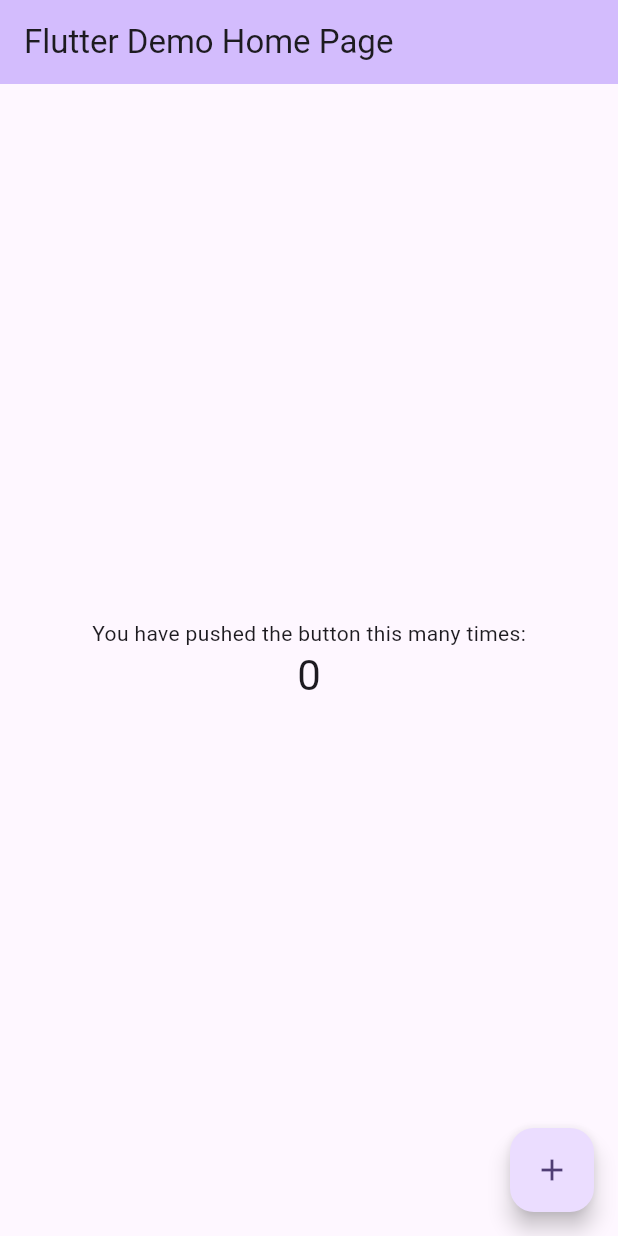
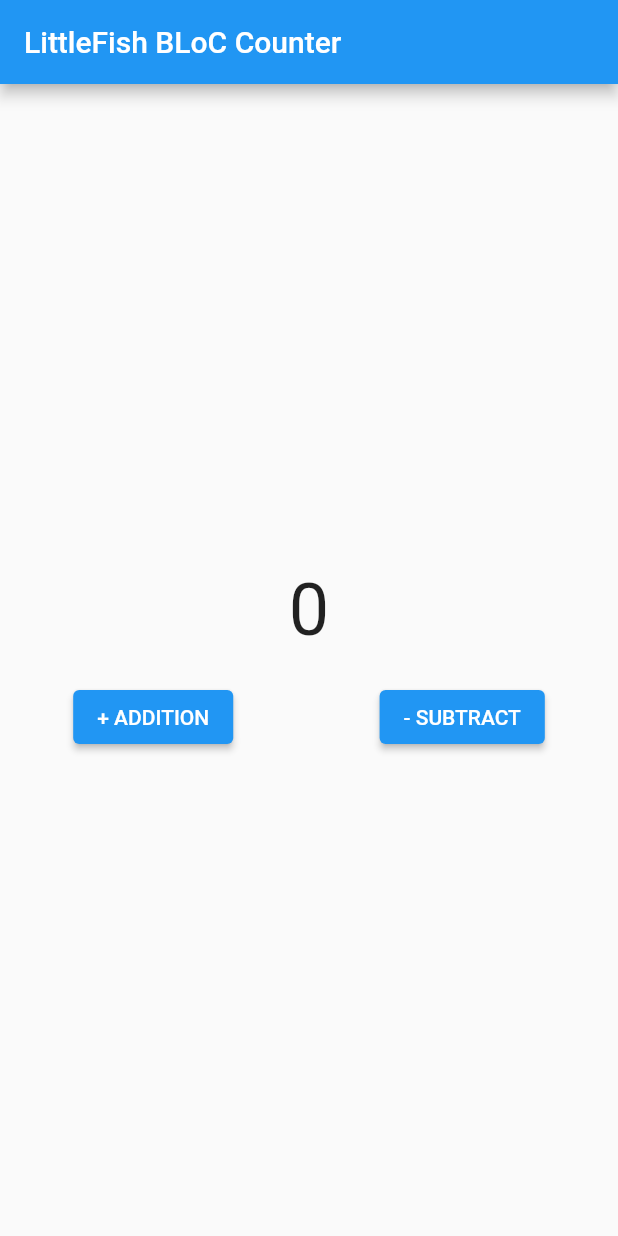
Before and after one commit to Ramothole/flutter_bloc_counter, a Flutter app: the screen it shows after launch, on a phone screen of 412 x 824 dp. Run offline on Flutter 3.47's test engine with Material 2 defaults, Android fonts, the phone set to English and light mode, and no system bars; our stand-ins replace equatable, flutter_bloc.

Commit message:
task: implemented bloc provider counters and added action buttons

```diff
--- a/lib/Question1/bloc/counter_bloc.dart
+++ b/lib/Question1/bloc/counter_bloc.dart
@@ -0,0 +1,19 @@
+import 'package:equatable/equatable.dart';
+import 'package:flutter_bloc/flutter_bloc.dart';
+
+class CounterState extends Equatable {
+  final int count;
+
+  const CounterState({required this.count});
+
+  @override
+  List<Object?> get props => [count];
+}
+
+class CounterBloc extends Cubit<CounterState> {
+  CounterBloc() : super(const CounterState(count: 0));
+
+  void increment() => emit(CounterState(count: state.count + 1));
+
+  void decrement() => emit(CounterState(count: state.count - 1));
+}
--- a/lib/main.dart
+++ b/lib/main.dart
@@ -1,125 +1,67 @@
+import 'package:CounterApp/Question1/bloc/counter_bloc.dart';
 import 'package:flutter/material.dart';
+import 'package:flutter_bloc/flutter_bloc.dart';
 
 void main() {
-  runApp(const MyApp());
+  runApp(const MyCounterApp());
 }
 
-class MyApp extends StatelessWidget {
-  const MyApp({super.key});
+class MyCounterApp extends StatelessWidget {
+  const MyCounterApp({super.key});
 
-  // This widget is the root of your application.
   @override
   Widget build(BuildContext context) {
     return MaterialApp(
-      title: 'Flutter Demo',
-      theme: ThemeData(
-        // This is the theme of your application.
-        //
-        // TRY THIS: Try running your application with "flutter run". You'll see
-        // the application has a blue toolbar. Then, without quitting the app,
-        // try changing the seedColor in the colorScheme below to Colors.green
-        // and then invoke "hot reload" (save your changes or press the "hot
-        // reload" button in a Flutter-supported IDE, or press "r" if you used
-        // the command line to start the app).
-        //
-        // Notice that the counter didn't reset back to zero; the application
-        // state is not lost during the reload. To reset the state, use hot
-        // restart instead.
-        //
-        // This works for code too, not just values: Most code changes can be
-        // tested with just a hot reload.
-        colorScheme: ColorScheme.fromSeed(seedColor: Colors.deepPurple),
-        useMaterial3: true,
+      home: BlocProvider(
+        create: (_) => CounterBloc(),
+        child: const CounterScreen(),
       ),
-      home: const MyHomePage(title: 'Flutter Demo Home Page'),
     );
   }
 }
 
-class MyHomePage extends StatefulWidget {
-  const MyHomePage({super.key, required this.title});
-
-  // This widget is the home page of your application. It is stateful, meaning
-  // that it has a State object (defined below) that contains fields that affect
-  // how it looks.
-
-  // This class is the configuration for the state. It holds the values (in this
-  // case the title) provided by the parent (in this case the App widget) and
-  // used by the build method of the State. Fields in a Widget subclass are
-  // always marked "final".
-
-  final String title;
-
-  @override
-  State<MyHomePage> createState() => _MyHomePageState();
-}
-
-class _MyHomePageState extends State<MyHomePage> {
-  int _counter = 0;
-
-  void _incrementCounter() {
-    setState(() {
-      // This call to setState tells the Flutter framework that something has
-      // changed in this State, which causes it to rerun the build method below
-      // so that the display can reflect the updated values. If we changed
-      // _counter without calling setState(), then the build method would not be
-      // called again, and so nothing would appear to happen.
-      _counter++;
-    });
-  }
+class CounterScreen extends StatelessWidget {
+  const CounterScreen({super.key});
 
   @override
   Widget build(BuildContext context) {
-    // This method is rerun every time setState is called, for instance as done
-    // by the _incrementCounter method above.
-    //
-    // The Flutter framework has been optimized to make rerunning build methods
-    // fast, so that you can just rebuild anything that needs updating rather
-    // than having to individually change instances of widgets.
     return Scaffold(
       appBar: AppBar(
-        // TRY THIS: Try changing the color here to a specific color (to
-        // Colors.amber, perhaps?) and trigger a hot reload to see the AppBar
-        // change color while the other colors stay the same.
-        backgroundColor: Theme.of(context).colorScheme.inversePrimary,
-        // Here we take the value from the MyHomePage object that was created by
-        // the App.build method, and use it to set our appbar title.
-        title: Text(widget.title),
+        title: const Text('LittleFish BLoC Counter'),
       ),
       body: Center(
-        // Center is a layout widget. It takes a single child and positions it
-        // in the middle of the parent.
         child: Column(
-          // Column is also a layout widget. It takes a list of children and
-          // arranges them vertically. By default, it sizes itself to fit its
-          // children horizontally, and tries to be as tall as its parent.
-          //
-          // Column has various properties to control how it sizes itself and
-          // how it positions its children. Here we use mainAxisAlignment to
-          // center the children vertically; the main axis here is the vertical
-          // axis because Columns are vertical (the cross axis would be
-          // horizontal).
-          //
-          // TRY THIS: Invoke "debug painting" (choose the "Toggle Debug Paint"
-          // action in the IDE, or press "p" in the console), to see the
-          // wireframe for each widget.
           mainAxisAlignment: MainAxisAlignment.center,
-          children: <Widget>[
-            const Text(
-              'You have pushed the button this many times:',
+          children: [
+            BlocBuilder<CounterBloc, CounterState>(
+              builder: (context, state) {
+                return Text(
+                  '${state.count}',
+                  style: TextStyle(fontSize: 48.0),
+                );
+              },
             ),
-            Text(
-              '$_counter',
-              style: Theme.of(context).textTheme.headlineMedium,
+            const SizedBox(height: 20.0),
+            Row(
+              mainAxisAlignment: MainAxisAlignment.spaceAround,
+              children: [
+                ElevatedButton(
+                  onPressed: () {
+                    BlocProvider.of<CounterBloc>(context).increment();
+                  },
+                  child: const Text('+ ADDITION'),
+                ),
+                ElevatedButton(
+                  onPressed: () {
+                    BlocProvider.of<CounterBloc>(context).decrement();
+                  },
+                  child: const Text('- SUBTRACT'),
+                ),
+              ],
             ),
           ],
         ),
       ),
-      floatingActionButton: FloatingActionButton(
-        onPressed: _incrementCounter,
-        tooltip: 'Increment',
-        child: const Icon(Icons.add),
-      ), // This trailing comma makes auto-formatting nicer for build methods.
     );
   }
 }
```
